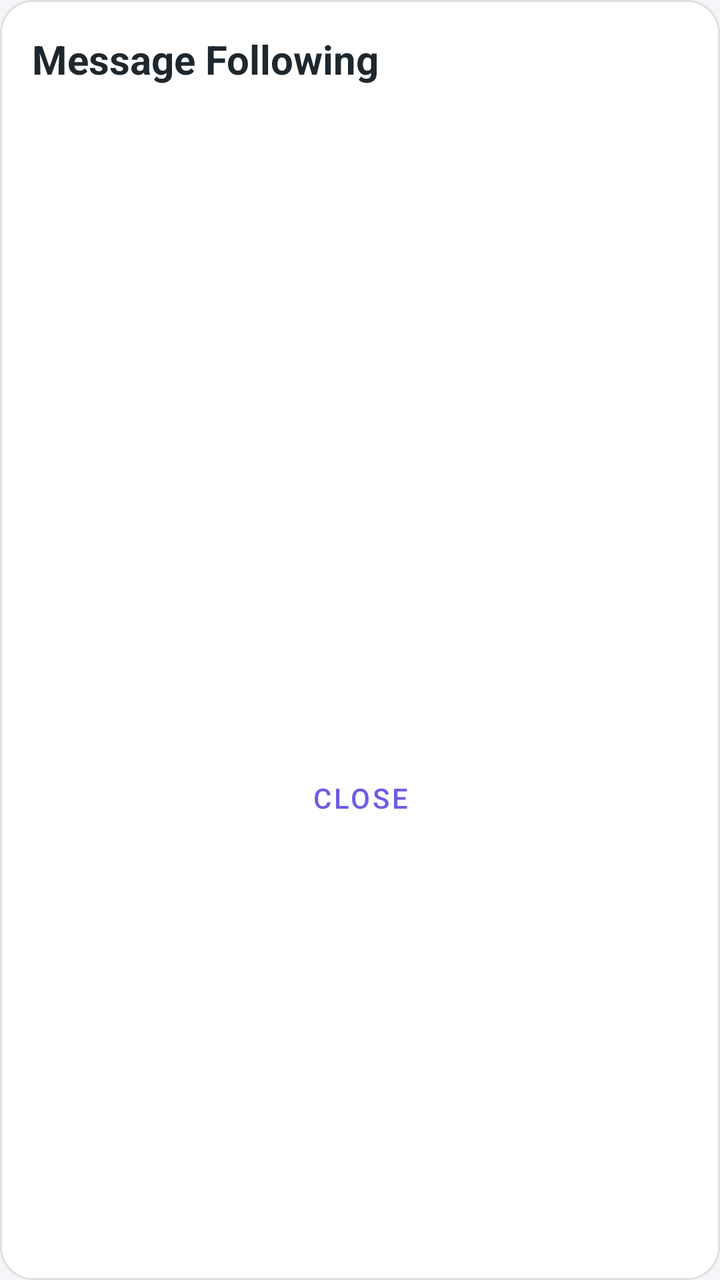
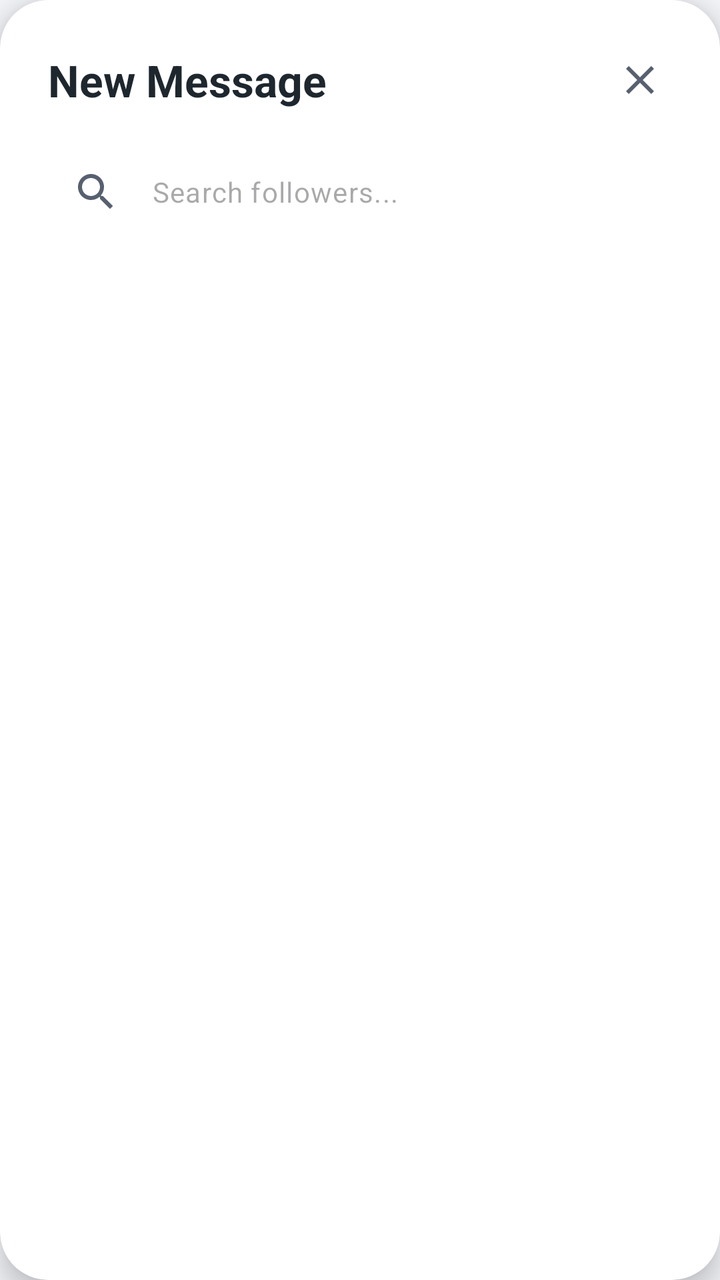

Before-and-after screenshots of an Android layout around one commit, followed by the original layout XML and the change that was made.
<!-- AndroidManifest.xml: application theme Theme.VisiBoard -->
<!-- res/layout/dialog_following.xml -->
<?xml version="1.0" encoding="utf-8"?>
<LinearLayout xmlns:android="http://schemas.android.com/apk/res/android"
    android:layout_width="match_parent"
    android:layout_height="wrap_content"
    android:orientation="vertical"
    android:background="@drawable/dialog_background"
    android:padding="16dp">

    <TextView
        android:id="@+id/dialog_title"
        android:layout_width="wrap_content"
        android:layout_height="wrap_content"
        android:text="Message Following"
        android:textColor="@color/text_primary"
        android:textSize="20sp"
        android:textStyle="bold"
        android:layout_marginBottom="16dp"/>

    <androidx.recyclerview.widget.RecyclerView
        android:id="@+id/rv_following_dialog"
        android:layout_width="match_parent"
        android:layout_height="300dp"
        android:minHeight="100dp"/>

    <ProgressBar
        android:id="@+id/pb_loading_following"
        android:layout_width="wrap_content"
        android:layout_height="wrap_content"
        android:layout_gravity="center"
        android:visibility="gone"/>

    <TextView
        android:id="@+id/tv_no_following_dialog"
        android:layout_width="match_parent"
        android:layout_height="wrap_content"
        android:text="You're not following anyone yet."
        android:textColor="@color/text_secondary"
        android:textSize="14sp"
        android:gravity="center"
        android:padding="24dp"
        android:visibility="gone"/>

    <Button
        android:id="@+id/btn_close_dialog"
        android:layout_width="match_parent"
        android:layout_height="wrap_content"
        android:text="Close"
        android:layout_marginTop="16dp"
        style="@style/Widget.MaterialComponents.Button.TextButton"/>

</LinearLayout>
<!-- resources referenced by this layout -->
<resources>
  <color name="text_primary">#1E272E</color>
  <color name="text_secondary">#57606F</color>
  <!-- drawable dialog_background (drawable) -->
  <?xml version="1.0" encoding="utf-8"?>
  <shape xmlns:android="http://schemas.android.com/apk/res/android"
      android:shape="rectangle">
      <solid android:color="@color/card_background" />
      <corners android:radius="16dp" />
      <stroke android:width="1dp" android:color="#E0E0E0" />
  </shape>
  <style name="Theme.VisiBoard" parent="Base.Theme.VisiBoard" />
  <color name="card_background">#FFFFFF</color>
  <style name="Base.Theme.VisiBoard" parent="Theme.Material3.DayNight.NoActionBar">
          <item name="colorPrimary">@color/primary</item>
          <item name="colorPrimaryDark">@color/primaryDark</item>
          <item name="colorSecondary">@color/secondary</item>
          <item name="android:windowBackground">@color/background_light</item>
          <item name="android:textColor">@color/text_primary</item>
          <item name="android:statusBarColor">@color/primaryDark</item>
      </style>
  <color name="primary">#6C5CE7</color>
  <color name="primaryDark">#5849C7</color>
  <color name="secondary">#74B9FF</color>
  <color name="background_light">#F5F6FA</color>
</resources>

<!-- the commit's change to res/layout/dialog_following.xml (unified diff, before → after) -->
@@ -1,51 +1,104 @@
 <?xml version="1.0" encoding="utf-8"?>
-<LinearLayout xmlns:android="http://schemas.android.com/apk/res/android"
+<androidx.cardview.widget.CardView xmlns:android="http://schemas.android.com/apk/res/android"
+    xmlns:app="http://schemas.android.com/apk/res-auto"
     android:layout_width="match_parent"
     android:layout_height="wrap_content"
-    android:orientation="vertical"
-    android:background="@drawable/dialog_background"
-    android:padding="16dp">
+    app:cardCornerRadius="24dp"
+    app:cardElevation="8dp"
+    app:cardBackgroundColor="@color/card_background">
 
-    <TextView
-        android:id="@+id/dialog_title"
-        android:layout_width="wrap_content"
-        android:layout_height="wrap_content"
-        android:text="Message Following"
-        android:textColor="@color/text_primary"
-        android:textSize="20sp"
-        android:textStyle="bold"
-        android:layout_marginBottom="16dp"/>
-
-    <androidx.recyclerview.widget.RecyclerView
-        android:id="@+id/rv_following_dialog"
-        android:layout_width="match_parent"
-        android:layout_height="300dp"
-        android:minHeight="100dp"/>
-
-    <ProgressBar
-        android:id="@+id/pb_loading_following"
-        android:layout_width="wrap_content"
-        android:layout_height="wrap_content"
-        android:layout_gravity="center"
-        android:visibility="gone"/>
-
-    <TextView
-        android:id="@+id/tv_no_following_dialog"
+    <LinearLayout
         android:layout_width="match_parent"
         android:layout_height="wrap_content"
-        android:text="You're not following anyone yet."
-        android:textColor="@color/text_secondary"
-        android:textSize="14sp"
-        android:gravity="center"
-        android:padding="24dp"
-        android:visibility="gone"/>
+        android:orientation="vertical"
+        android:padding="24dp">
 
-    <Button
-        android:id="@+id/btn_close_dialog"
-        android:layout_width="match_parent"
-        android:layout_height="wrap_content"
-        android:text="Close"
-        android:layout_marginTop="16dp"
-        style="@style/Widget.MaterialComponents.Button.TextButton"/>
+        <RelativeLayout
+            android:layout_width="match_parent"
+            android:layout_height="wrap_content"
+            android:layout_marginBottom="16dp">
 
-</LinearLayout>
+            <TextView
+                android:id="@+id/dialog_title"
+                android:layout_width="wrap_content"
+                android:layout_height="wrap_content"
+                android:text="New Message"
+                android:textColor="@color/text_primary"
+                android:textSize="22sp"
+                android:textStyle="bold"
+                android:layout_centerVertical="true"/>
+
+            <ImageButton
+                android:id="@+id/btn_close_header"
+                android:layout_width="32dp"
+                android:layout_height="32dp"
+                android:src="@drawable/ic_close"
+                android:background="?attr/selectableItemBackgroundBorderless"
+                app:tint="@color/text_secondary"
+                android:layout_alignParentEnd="true"
+                android:layout_centerVertical="true"
+                android:contentDescription="Close"/>
+        </RelativeLayout>
+
+        <com.google.android.material.textfield.TextInputLayout
+            android:id="@+id/til_search_following"
+            android:layout_width="match_parent"
+            android:layout_height="wrap_content"
+            android:layout_marginBottom="16dp"
+            app:boxCornerRadiusTopStart="12dp"
+            app:boxCornerRadiusTopEnd="12dp"
+            app:boxCornerRadiusBottomStart="12dp"
+            app:boxCornerRadiusBottomEnd="12dp"
+            app:boxStrokeWidth="0dp"
+            app:boxBackgroundColor="#F0F2F5"
+            app:startIconDrawable="@drawable/ic_search"
+            app:startIconTint="@color/text_secondary"
+            app:hintEnabled="false">
+
+            <com.google.android.material.textfield.TextInputEditText
+                android:id="@+id/et_search_following"
+                android:layout_width="match_parent"
+                android:layout_height="wrap_content"
+                android:hint="Search followers..."
+                android:paddingVertical="12dp"
+                android:textColor="@color/text_primary"
+                android:textSize="14sp"
+                android:background="@android:color/transparent"/>
+        </com.google.android.material.textfield.TextInputLayout>
+
+        <androidx.recyclerview.widget.RecyclerView
+            android:id="@+id/rv_following_dialog"
+            android:layout_width="match_parent"
+            android:layout_height="300dp"
+            android:minHeight="100dp"
+            android:nestedScrollingEnabled="false"/>
+
+        <ProgressBar
+            android:id="@+id/pb_loading_following"
+            android:layout_width="wrap_content"
+            android:layout_height="wrap_content"
+            android:layout_gravity="center"
+            android:layout_marginTop="20dp"
+            android:visibility="gone"/>
+
+        <TextView
+            android:id="@+id/tv_no_following_dialog"
+            android:layout_width="match_parent"
+            android:layout_height="wrap_content"
+            android:text="You're not following anyone yet."
+            android:textColor="@color/text_secondary"
+            android:textSize="14sp"
+            android:gravity="center"
+            android:padding="24dp"
+            android:visibility="gone"/>
+
+        
+        <Button
+            android:id="@+id/btn_close_dialog"
+            android:layout_width="match_parent"
+            android:layout_height="wrap_content"
+            android:visibility="gone"/>
+
+    </LinearLayout>
+
+</androidx.cardview.widget.CardView>
<!-- resource entries referenced after the edit -->
@@ -2,14 +2,26 @@
 <resources>
   <color name="text_primary">#1E272E</color>
   <color name="text_secondary">#57606F</color>
-  <!-- drawable dialog_background (drawable) -->
-  <?xml version="1.0" encoding="utf-8"?>
-  <shape xmlns:android="http://schemas.android.com/apk/res/android"
-      android:shape="rectangle">
-      <solid android:color="@color/card_background" />
-      <corners android:radius="16dp" />
-      <stroke android:width="1dp" android:color="#E0E0E0" />
-  </shape>
+  <!-- drawable ic_close (drawable) -->
+  <vector xmlns:android="http://schemas.android.com/apk/res/android"
+      android:width="24dp"
+      android:height="24dp"
+      android:viewportWidth="24"
+      android:viewportHeight="24">
+      <path
+          android:fillColor="@color/text_primary"
+          android:pathData="M19,6.41L17.59,5 12,10.59 6.41,5 5,6.41 10.59,12 5,17.59 6.41,19 12,13.41 17.59,19 19,17.59 13.41,12z"/>
+  </vector>
+  <!-- drawable ic_search (drawable) -->
+  <vector xmlns:android="http://schemas.android.com/apk/res/android"
+      android:width="24dp"
+      android:height="24dp"
+      android:viewportWidth="24"
+      android:viewportHeight="24">
+    <path
+        android:fillColor="#FF000000"
+        android:pathData="M15.5,14h-0.79l-0.28,-0.27C15.41,12.59 16,11.11 16,9.5 16,5.91 13.09,3 9.5,3S3,5.91 3,9.5 5.91,16 9.5,16c1.61,0 3.09,-0.59 4.23,-1.57l0.27,0.28v0.79l5,4.99L20.49,19l-4.99,-5zM9.5,14C7.01,14 5,11.99 5,9.5S7.01,5 9.5,5 14,7.01 14,9.5 11.99,14 9.5,14z"/>
+  </vector>
   <style name="Theme.VisiBoard" parent="Base.Theme.VisiBoard" />
   <color name="card_background">#FFFFFF</color>
   <style name="Base.Theme.VisiBoard" parent="Theme.Material3.DayNight.NoActionBar">
